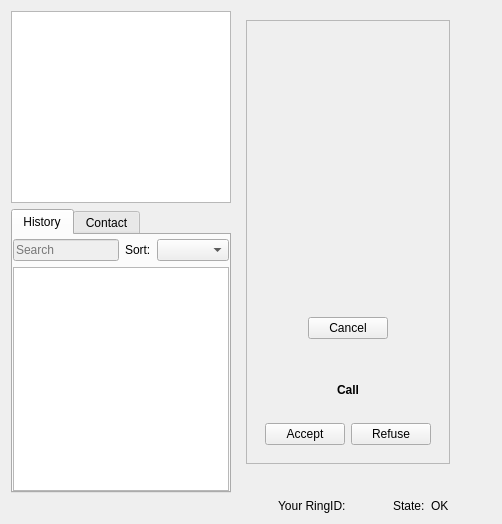
Qt form callwidget.ui (savoirfairelinux/jami-client-windows) before a commit.
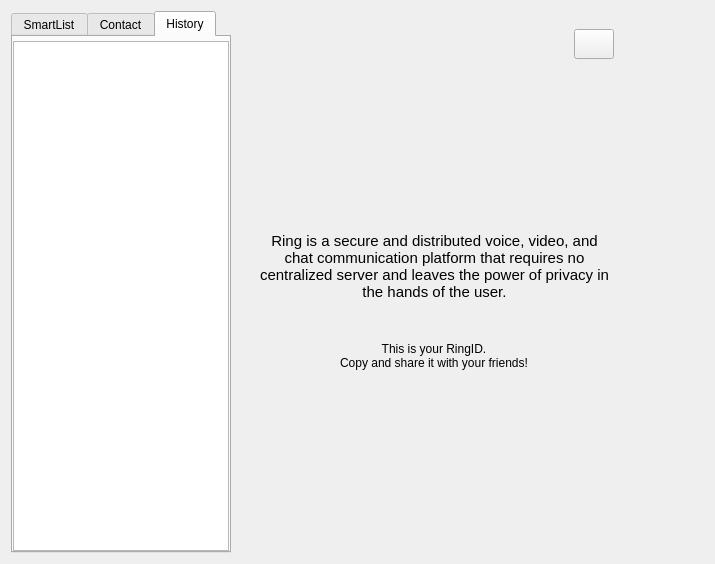
The same form after that commit. The open tabs and pages were chosen to show the change. Icons and pictures are not drawn. Custom widgets are drawn as their Qt base class.

Commit message:
smartlist: implement smart list view
- remove mainbar
- reconnect search/call bar
- add welcome screen
- add smartlist delegate
- use PeopleProxy
- clean and guard (WIN32) code
- remove state label

WARNING: Depends on #2844 and #2872 of LRC

Issue: #81177

Diff of the .ui file:
```diff
--- a/callwidget.ui
+++ b/callwidget.ui
@@ -6,8 +6,8 @@
    <rect>
     <x>0</x>
     <y>0</y>
-    <width>502</width>
-    <height>524</height>
+    <width>715</width>
+    <height>564</height>
    </rect>
   </property>
   <property name="sizePolicy">
@@ -33,37 +33,159 @@
        <enum>QLayout::SetMaximumSize</enum>
       </property>
       <item>
-       <widget class="QFrame" name="videoFrame">
-        <property name="sizePolicy">
-         <sizepolicy hsizetype="MinimumExpanding" vsizetype="MinimumExpanding">
-          <horstretch>0</horstretch>
-          <verstretch>0</verstretch>
-         </sizepolicy>
+       <widget class="QStackedWidget" name="stackedWidget">
+        <property name="currentIndex">
+         <number>0</number>
         </property>
+        <widget class="QWidget" name="welcomePage">
+         <layout class="QGridLayout" name="gridLayout_2">
+          <item row="3" column="0" colspan="2" alignment="Qt::AlignHCenter">
+           <widget class="QLabel" name="label">
+            <property name="font">
+             <font>
+              <underline>false</underline>
+              <strikeout>false</strikeout>
+              <kerning>true</kerning>
+             </font>
+            </property>
+            <property name="text">
+             <string>This is your RingID.
+Copy and share it with your friends!</string>
+            </property>
+            <property name="alignment">
+             <set>Qt::AlignCenter</set>
+            </property>
+            <property name="wordWrap">
+             <bool>true</bool>
+            </property>
+           </widget>
+          </item>
+          <item row="6" column="0">
+           <spacer name="verticalSpacer_2">
+            <property name="orientation">
+             <enum>Qt::Vertical</enum>
+            </property>
+            <property name="sizeHint" stdset="0">
+             <size>
+              <width>20</width>
+              <height>40</height>
+             </size>
+            </property>
+           </spacer>
+          </item>
+          <item row="0" column="1" alignment="Qt::AlignRight|Qt::AlignTop">
+           <widget class="QPushButton" name="settingsButton">
+            <property name="minimumSize">
+             <size>
+              <width>30</width>
+              <height>30</height>
+             </size>
+            </property>
+            <property name="text">
+             <string/>
+            </property>
+            <property name="icon">
+             <iconset resource="ressources.qrc">
+              <normaloff>:/images/settings.png</normaloff>:/images/settings.png</iconset>
+            </property>
+            <property name="iconSize">
+             <size>
+              <width>25</width>
+              <height>25</height>
+             </size>
+            </property>
+            <property name="flat">
+             <bool>false</bool>
+            </property>
+           </widget>
+          </item>
+          <item row="4" column="0" colspan="2" alignment="Qt::AlignHCenter">
+           <widget class="QLabel" name="ringIdLabel">
         <property name="minimumSize">
          <size>
           <width>0</width>
           <height>0</height>
          </size>
         </property>
-        <property name="frameShape">
-         <enum>QFrame::StyledPanel</enum>
-        </property>
-        <property name="frameShadow">
-         <enum>QFrame::Raised</enum>
-        </property>
-        <layout class="QVBoxLayout" name="verticalLayout_7">
-         <item>
-          <widget class="VideoView" name="videoWidget" native="true">
+            <property name="font">
+             <font>
+              <pointsize>12</pointsize>
+             </font>
+            </property>
+            <property name="text">
+             <string notr="true"/>
+            </property>
+            <property name="margin">
+             <number>0</number>
+            </property>
+            <property name="textInteractionFlags">
+             <set>Qt::LinksAccessibleByMouse|Qt::TextSelectableByMouse</set>
+            </property>
+           </widget>
+          </item>
+          <item row="2" column="0" colspan="2" alignment="Qt::AlignHCenter">
+           <widget class="QLabel" name="descLabel">
            <property name="sizePolicy">
-            <sizepolicy hsizetype="MinimumExpanding" vsizetype="MinimumExpanding">
+             <sizepolicy hsizetype="Expanding" vsizetype="Expanding">
              <horstretch>0</horstretch>
              <verstretch>0</verstretch>
             </sizepolicy>
            </property>
-          </widget>
-         </item>
-         <item>
+            <property name="font">
+             <font>
+              <pointsize>11</pointsize>
+              <weight>50</weight>
+              <bold>false</bold>
+             </font>
+            </property>
+            <property name="text">
+             <string>Ring is a secure and distributed voice, video, and chat communication platform that requires no centralized server and leaves the power of privacy in the hands of the user.</string>
+            </property>
+            <property name="alignment">
+             <set>Qt::AlignCenter</set>
+            </property>
+            <property name="wordWrap">
+             <bool>true</bool>
+            </property>
+           </widget>
+          </item>
+          <item row="1" column="0" colspan="2">
+           <widget class="QLabel" name="ringLogo">
+            <property name="sizePolicy">
+             <sizepolicy hsizetype="Preferred" vsizetype="Maximum">
+              <horstretch>0</horstretch>
+              <verstretch>0</verstretch>
+             </sizepolicy>
+            </property>
+            <property name="maximumSize">
+             <size>
+              <width>16777215</width>
+              <height>200</height>
+             </size>
+            </property>
+            <property name="text">
+             <string/>
+            </property>
+           </widget>
+          </item>
+          <item row="0" column="0">
+           <spacer name="verticalSpacer">
+            <property name="orientation">
+             <enum>Qt::Vertical</enum>
+            </property>
+            <property name="sizeHint" stdset="0">
+             <size>
+              <width>20</width>
+              <height>40</height>
+             </size>
+            </property>
+           </spacer>
+          </item>
+         </layout>
+        </widget>
+        <widget class="QWidget" name="callInvitePage">
+         <layout class="QVBoxLayout" name="verticalLayout_9">
+          <item alignment="Qt::AlignHCenter|Qt::AlignVCenter">
           <widget class="QWidget" name="spinnerWidget" native="true">
            <layout class="QVBoxLayout" name="spinnerLayout">
             <item alignment="Qt::AlignHCenter|Qt::AlignVCenter">
@@ -171,32 +293,12 @@
          </item>
         </layout>
        </widget>
-      </item>
-      <item alignment="Qt::AlignHCenter">
-       <widget class="QLabel" name="callStateLabel">
-        <property name="sizePolicy">
-         <sizepolicy hsizetype="Preferred" vsizetype="Fixed">
-          <horstretch>0</horstretch>
-          <verstretch>0</verstretch>
-         </sizepolicy>
-        </property>
-        <property name="text">
-         <string notr="true"/>
-        </property>
-       </widget>
-      </item>
-     </layout>
-    </widget>
-   </item>
-   <item row="0" column="2">
-    <layout class="QVBoxLayout" name="verticalLayout_8">
-     <property name="leftMargin">
-      <number>0</number>
-     </property>
+        <widget class="QWidget" name="videoPage">
+         <layout class="QVBoxLayout" name="verticalLayout_10">
      <item>
-      <widget class="InstantMessagingWidget" name="instantMessagingWidget" native="true">
+           <widget class="QFrame" name="videoFrame">
        <property name="sizePolicy">
-        <sizepolicy hsizetype="MinimumExpanding" vsizetype="Expanding">
+             <sizepolicy hsizetype="MinimumExpanding" vsizetype="MinimumExpanding">
          <horstretch>0</horstretch>
          <verstretch>0</verstretch>
         </sizepolicy>
@@ -207,52 +309,32 @@
          <height>0</height>
         </size>
        </property>
-      </widget>
-     </item>
-    </layout>
-   </item>
-   <item row="1" column="1">
-    <layout class="QHBoxLayout" name="horizontalLayout_5" stretch="1,0,0">
-     <property name="topMargin">
-      <number>0</number>
-     </property>
-     <property name="rightMargin">
-      <number>10</number>
-     </property>
-     <item alignment="Qt::AlignHCenter">
-      <widget class="QLabel" name="ringIdLabel">
-       <property name="minimumSize">
-        <size>
-         <width>0</width>
-         <height>0</height>
-        </size>
-       </property>
-       <property name="text">
-        <string notr="true">Your RingID:</string>
-       </property>
-       <property name="margin">
-        <number>0</number>
-       </property>
-       <property name="textInteractionFlags">
-        <set>Qt::LinksAccessibleByMouse|Qt::TextSelectableByMouse</set>
-       </property>
-      </widget>
-     </item>
-     <item>
-      <widget class="QLabel" name="stateLabel">
-       <property name="text">
-        <string>State:</string>
-       </property>
-      </widget>
-     </item>
-     <item alignment="Qt::AlignRight">
-      <widget class="QLabel" name="accountStateHintLabel">
-       <property name="text">
-        <string>OK</string>
-       </property>
-      </widget>
-     </item>
-    </layout>
+            <property name="frameShape">
+             <enum>QFrame::StyledPanel</enum>
+            </property>
+            <property name="frameShadow">
+             <enum>QFrame::Raised</enum>
+            </property>
+            <layout class="QVBoxLayout" name="verticalLayout_7">
+             <item>
+              <widget class="VideoView" name="videoWidget" native="true">
+               <property name="sizePolicy">
+                <sizepolicy hsizetype="MinimumExpanding" vsizetype="MinimumExpanding">
+                 <horstretch>0</horstretch>
+                 <verstretch>0</verstretch>
+                </sizepolicy>
+               </property>
+              </widget>
+             </item>
+            </layout>
+           </widget>
+          </item>
+         </layout>
+        </widget>
+       </widget>
+      </item>
+     </layout>
+    </widget>
    </item>
    <item row="0" column="0">
     <layout class="QVBoxLayout" name="verticalLayout_2">
@@ -263,34 +345,12 @@
       <enum>QLayout::SetDefaultConstraint</enum>
      </property>
      <item>
-      <layout class="QVBoxLayout" name="verticalLayout_5" stretch="0,1">
+      <layout class="QVBoxLayout" name="verticalLayout_5" stretch="0">
        <property name="topMargin">
         <number>0</number>
        </property>
        <item>
-        <widget class="QListView" name="callList">
-         <property name="sizePolicy">
-          <sizepolicy hsizetype="MinimumExpanding" vsizetype="MinimumExpanding">
-           <horstretch>0</horstretch>
-           <verstretch>0</verstretch>
-          </sizepolicy>
-         </property>
-         <property name="minimumSize">
-          <size>
-           <width>0</width>
-           <height>0</height>
-          </size>
-         </property>
-         <property name="maximumSize">
-          <size>
-           <width>220</width>
-           <height>16777215</height>
-          </size>
-         </property>
-        </widget>
-       </item>
-       <item>
-        <widget class="QTabWidget" name="tabWidget">
+        <widget class="QTabWidget" name="mainTabMenu">
          <property name="sizePolicy">
           <sizepolicy hsizetype="MinimumExpanding" vsizetype="MinimumExpanding">
            <horstretch>0</horstretch>
@@ -310,9 +370,9 @@
           </size>
          </property>
          <property name="currentIndex">
-          <number>1</number>
+          <number>0</number>
          </property>
-         <widget class="QWidget" name="historyTab">
+         <widget class="QWidget" name="smartListTab">
           <property name="sizePolicy">
            <sizepolicy hsizetype="MinimumExpanding" vsizetype="MinimumExpanding">
             <horstretch>0</horstretch>
@@ -326,7 +386,7 @@
            </size>
           </property>
           <attribute name="title">
-           <string>History</string>
+           <string>SmartList</string>
           </attribute>
           <layout class="QVBoxLayout" name="verticalLayout_6">
            <property name="leftMargin">
@@ -347,12 +407,15 @@
               <number>0</number>
              </property>
              <item>
-              <widget class="QLineEdit" name="lineEdit">
+              <widget class="QLineEdit" name="searchEdit">
                <property name="enabled">
-                <bool>false</bool>
+                <bool>true</bool>
+               </property>
+               <property name="maxLength">
+                <number>100</number>
                </property>
                <property name="placeholderText">
-                <string>Search</string>
+                <string>Search / Enter number</string>
                </property>
                <property name="clearButtonEnabled">
                 <bool>true</bool>
@@ -360,45 +423,20 @@
               </widget>
              </item>
              <item>
-              <widget class="QLabel" name="label">
+              <widget class="QPushButton" name="callButton">
                <property name="text">
-                <string>Sort:</string>
+                <string/>
                </property>
-              </widget>
-             </item>
-             <item>
-              <widget class="QComboBox" name="sortComboBox">
-               <property name="layoutDirection">
-                <enum>Qt::LeftToRight</enum>
+               <property name="icon">
+                <iconset resource="ressources.qrc">
+                 <normaloff>:/images/phone.png</normaloff>:/images/phone.png</iconset>
                </property>
               </widget>
              </item>
             </layout>
            </item>
            <item>
-            <widget class="QTreeView" name="historyList">
-             <property name="sizePolicy">
-              <sizepolicy hsizetype="MinimumExpanding" vsizetype="MinimumExpanding">
-               <horstretch>0</horstretch>
-               <verstretch>0</verstretch>
-              </sizepolicy>
-             </property>
-             <property name="minimumSize">
-              <size>
-               <width>0</width>
-               <height>0</height>
-              </size>
-             </property>
-             <property name="maximumSize">
-              <size>
-               <width>220</width>
-               <height>16777215</height>
-              </size>
-             </property>
-             <property name="frameShadow">
-              <enum>QFrame::Plain</enum>
-             </property>
-            </widget>
+            <widget class="QTreeView" name="smartList"/>
            </item>
           </layout>
          </widget>
@@ -446,12 +484,57 @@
            </item>
           </layout>
          </widget>
-        </widget>
+         <widget class="QWidget" name="historyTab">
+          <attribute name="title">
+           <string>History</string>
+          </attribute>
+          <layout class="QHBoxLayout" name="horizontalLayout_2">
+           <property name="leftMargin">
+            <number>0</number>
+           </property>
+           <property name="topMargin">
+            <number>4</number>
+           </property>
+           <property name="rightMargin">
+            <number>0</number>
+           </property>
+           <property name="bottomMargin">
+            <number>0</number>
+           </property>
+           <item>
+            <widget class="QTreeView" name="historyList"/>
+           </item>
+          </layout>
+         </widget>
+        </widget>
        </item>
       </layout>
      </item>
     </layout>
    </item>
+   <item row="0" column="2">
+    <layout class="QVBoxLayout" name="verticalLayout_8">
+     <property name="leftMargin">
+      <number>0</number>
+     </property>
+     <item>
+      <widget class="InstantMessagingWidget" name="instantMessagingWidget" native="true">
+       <property name="sizePolicy">
+        <sizepolicy hsizetype="MinimumExpanding" vsizetype="Expanding">
+         <horstretch>0</horstretch>
+         <verstretch>0</verstretch>
+        </sizepolicy>
+       </property>
+       <property name="minimumSize">
+        <size>
+         <width>0</width>
+         <height>0</height>
+        </size>
+       </property>
+      </widget>
+     </item>
+    </layout>
+   </item>
   </layout>
  </widget>
  <customwidgets>
```
Lines whose indentation alone changed are shown as unchanged. The commit also changes 28 other files.
